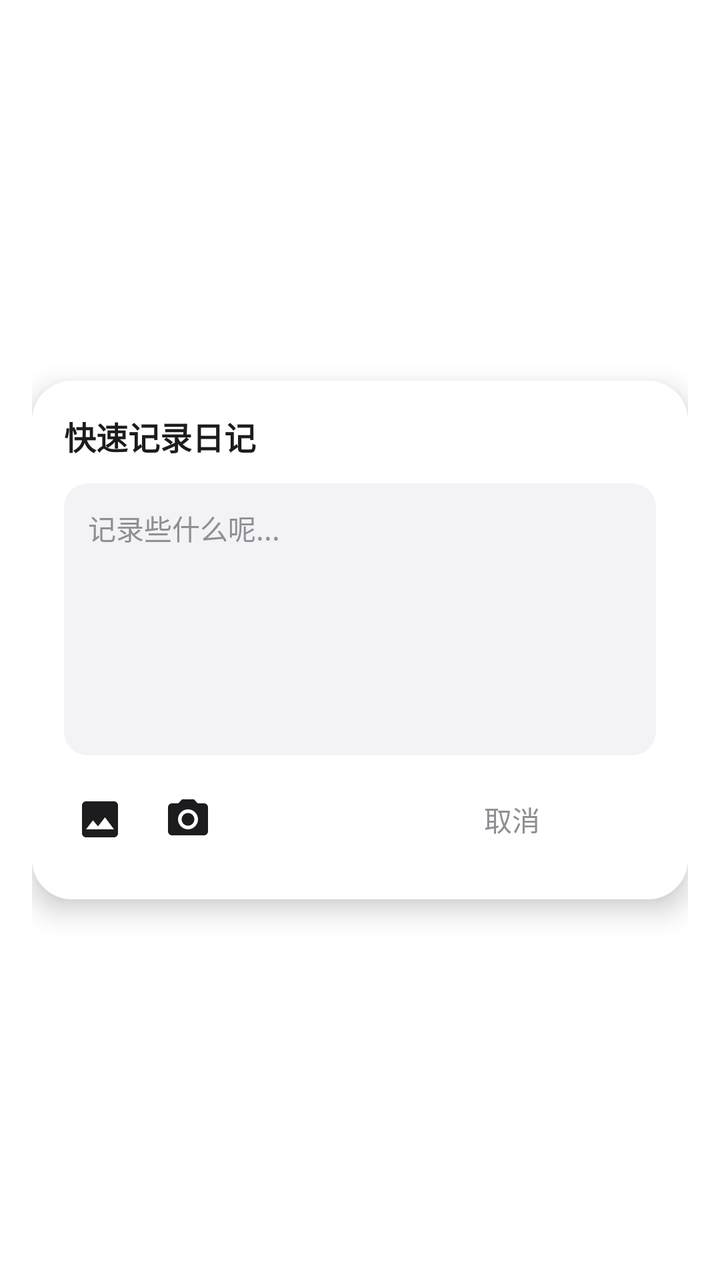
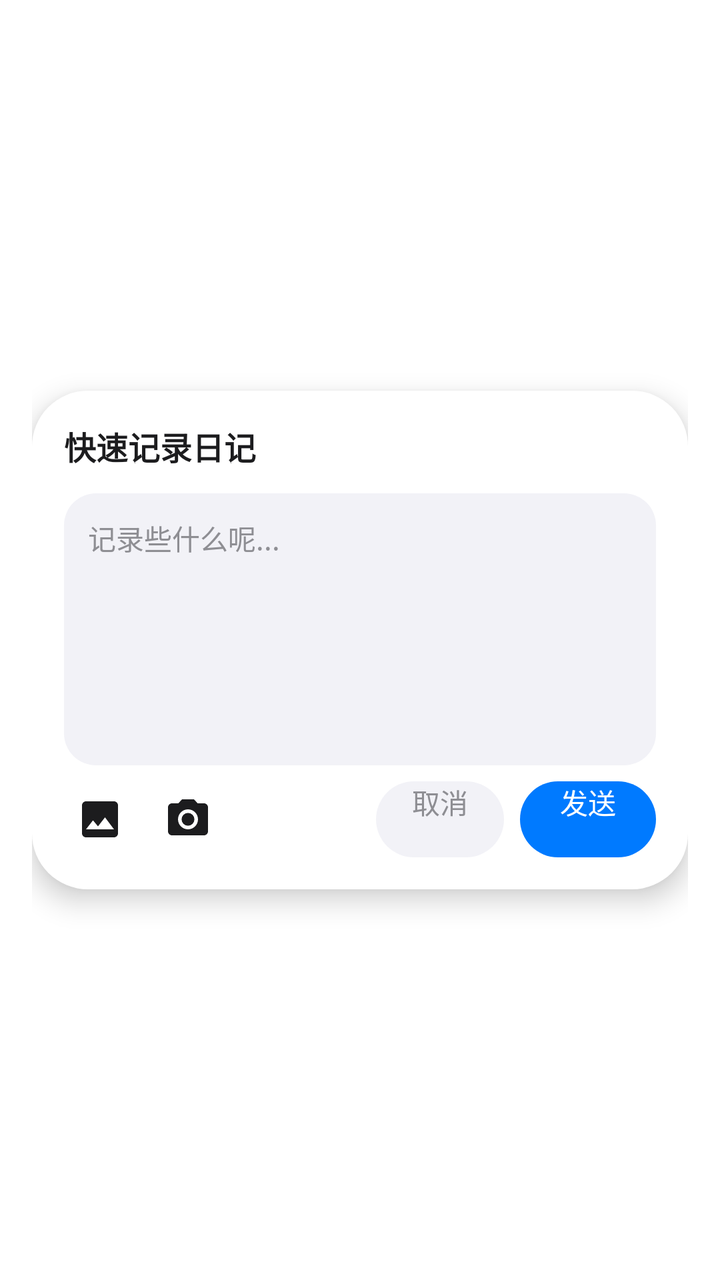

Two renders of the same Android screen: before a commit and after it. Below are the layout's source before the change and the commit's diff.
<!-- AndroidManifest.xml: activity theme WidgetDialogTheme -->
<!-- res/layout/activity_quick_record.xml -->
<?xml version="1.0" encoding="utf-8"?>
<FrameLayout xmlns:android="http://schemas.android.com/apk/res/android"
    android:id="@+id/layout_root"
    android:layout_width="match_parent"
    android:layout_height="match_parent"
    android:padding="16dp">

    
    <LinearLayout
        android:layout_width="match_parent"
        android:layout_height="wrap_content"
        android:layout_gravity="center"
        android:background="@drawable/bg_dialog_card"
        android:orientation="vertical"
        android:padding="16dp"
        android:elevation="8dp"
        android:clickable="true"
        android:focusable="true">

        <TextView
            android:layout_width="wrap_content"
            android:layout_height="wrap_content"
            android:text="快速记录日记"
            android:textColor="@color/dialog_text"
            android:textSize="16sp"
            android:textStyle="bold"
            android:layout_marginBottom="12dp" />

        
        <LinearLayout
            android:id="@+id/layout_input_container"
            android:layout_width="match_parent"
            android:layout_height="136dp"
            android:background="@drawable/bg_dialog_input"
            android:orientation="vertical"
            android:padding="10dp">

            
            <EditText
                android:id="@+id/edit_record_content"
                android:layout_width="match_parent"
                android:layout_height="0dp"
                android:layout_weight="1"
                android:background="@null"
                android:gravity="top|left"
                android:hint="记录些什么呢..."
                android:textColor="@color/dialog_text"
                android:textColorHint="@color/widget_text_secondary"
                android:textSize="14sp"
                android:padding="2dp"
                android:inputType="textMultiLine"
                android:imeOptions="actionDone"
                android:scrollbars="vertical" />

            
            <HorizontalScrollView
                android:id="@+id/scroll_photos_preview"
                android:layout_width="match_parent"
                android:layout_height="wrap_content"
                android:layout_marginTop="6dp"
                android:overScrollMode="never"
                android:scrollbars="none"
                android:visibility="gone">

                <LinearLayout
                    android:id="@+id/container_photos_preview"
                    android:layout_width="wrap_content"
                    android:layout_height="wrap_content"
                    android:orientation="horizontal"
                    android:gravity="center_vertical" />
            </HorizontalScrollView>
        </LinearLayout>

        
        <RelativeLayout
            android:layout_width="match_parent"
            android:layout_height="wrap_content"
            android:layout_marginTop="8dp">

            
            <LinearLayout
                android:layout_width="wrap_content"
                android:layout_height="wrap_content"
                android:orientation="horizontal"
                android:layout_alignParentLeft="true"
                android:layout_centerVertical="true">

                <ImageButton
                    android:id="@+id/btn_dialog_photo"
                    android:layout_width="36dp"
                    android:layout_height="36dp"
                    android:background="?android:attr/selectableItemBackgroundBorderless"
                    android:src="@drawable/ic_gallery"
                    android:contentDescription="选择相册图片"
                    android:scaleType="centerInside" />

                <Space
                    android:layout_width="8dp"
                    android:layout_height="wrap_content" />

                <ImageButton
                    android:id="@+id/btn_dialog_camera"
                    android:layout_width="36dp"
                    android:layout_height="36dp"
                    android:background="?android:attr/selectableItemBackgroundBorderless"
                    android:src="@drawable/ic_camera"
                    android:contentDescription="启动相机拍照"
                    android:scaleType="centerInside" />
            </LinearLayout>

            
            <LinearLayout
                android:layout_width="wrap_content"
                android:layout_height="wrap_content"
                android:orientation="horizontal"
                android:layout_alignParentRight="true"
                android:layout_centerVertical="true">

                <Button
                    android:id="@+id/btn_dialog_cancel"
                    style="?android:attr/borderlessButtonStyle"
                    android:layout_width="wrap_content"
                    android:layout_height="wrap_content"
                    android:text="取消"
                    android:textColor="@color/widget_text_secondary"
                    android:textSize="14sp" />

                <Button
                    android:id="@+id/btn_dialog_send"
                    android:layout_width="wrap_content"
                    android:layout_height="wrap_content"
                    android:backgroundTint="@color/widget_accent"
                    android:text="发送"
                    android:textColor="#FFFFFF"
                    android:textSize="14sp" />
            </LinearLayout>
        </RelativeLayout>
    </LinearLayout>
</FrameLayout>
<!-- resources referenced by this layout -->
<resources>
  <color name="dialog_text">#1C1C1E</color>
  <color name="widget_accent">#007AFF</color>
  <color name="widget_text_secondary">#8E8E93</color>
  <!-- drawable bg_dialog_card (drawable) -->
  <?xml version="1.0" encoding="utf-8"?>
  <shape xmlns:android="http://schemas.android.com/apk/res/android">
      <solid android:color="@color/dialog_bg" />
      <corners android:radius="20dp" />
  </shape>
  <!-- drawable bg_dialog_input (drawable) -->
  <?xml version="1.0" encoding="utf-8"?>
  <shape xmlns:android="http://schemas.android.com/apk/res/android">
      <solid android:color="@color/dialog_input_bg" />
      <corners android:radius="12dp" />
  </shape>
  <!-- drawable ic_camera (drawable) -->
  <vector xmlns:android="http://schemas.android.com/apk/res/android"
      android:width="24dp"
      android:height="24dp"
      android:viewportWidth="24"
      android:viewportHeight="24">
      <path
          android:fillColor="@color/widget_text_primary"
          android:pathData="M12,12m-3.2,0a3.2,3.2 0,1 1,6.4 0a3.2,3.2 0,1 1,-6.4 0 M9,2L7.17,4H4c-1.1,0 -2,0.9 -2,2v12c0,1.1 0.9,2 2,2h16c1.1,0 2,-0.9 2,-2V6c0,-1.1 -0.9,-2 -2,-2h-3.17L15,2H9zM12,17c-2.76,0 -5,-2.24 -5,-5s2.24,-5 5,-5 5,2.24 5,5 -2.24,5 -5,5z" />
  </vector>
  <!-- drawable ic_gallery (drawable) -->
  <vector xmlns:android="http://schemas.android.com/apk/res/android"
      android:width="24dp"
      android:height="24dp"
      android:viewportWidth="24"
      android:viewportHeight="24">
      <path
          android:fillColor="@color/widget_text_primary"
          android:pathData="M19,3H5c-1.1,0 -2,0.9 -2,2v14c0,1.1 0.9,2 2,2h14c1.1,0 2,-0.9 2,-2V5c0,-1.1 -0.9,-2 -2,-2zM8.5,12.5l2.5,3.01L14.5,11l4.5,6H5l3.5,-4.5z" />
  </vector>
  <style name="WidgetDialogTheme" parent="android:Theme.DeviceDefault.Light.NoActionBar">
          <item name="android:windowBackground">@android:color/transparent</item>
          <item name="android:windowIsTranslucent">true</item>
          <item name="android:windowContentOverlay">@null</item>
          <item name="android:windowNoTitle">true</item>
          <item name="android:backgroundDimEnabled">true</item>
          <item name="android:backgroundDimAmount">0.5</item>
      </style>
  <color name="dialog_bg">#FFFFFF</color>
  <color name="dialog_input_bg">#F2F2F7</color>
  <color name="widget_text_primary">#1C1C1E</color>
</resources>

<!-- the commit's change to res/layout/activity_quick_record.xml (unified diff, before → after) -->
@@ -118,18 +118,30 @@
 
                 <Button
                     android:id="@+id/btn_dialog_cancel"
-                    style="?android:attr/borderlessButtonStyle"
                     android:layout_width="wrap_content"
-                    android:layout_height="wrap_content"
+                    android:layout_height="38dp"
+                    android:minHeight="0dp"
+                    android:minWidth="0dp"
+                    android:background="@drawable/bg_dialog_btn_secondary"
+                    android:paddingLeft="18dp"
+                    android:paddingRight="18dp"
                     android:text="取消"
                     android:textColor="@color/widget_text_secondary"
                     android:textSize="14sp" />
 
+                <Space
+                    android:layout_width="8dp"
+                    android:layout_height="wrap_content" />
+
                 <Button
                     android:id="@+id/btn_dialog_send"
                     android:layout_width="wrap_content"
-                    android:layout_height="wrap_content"
-                    android:backgroundTint="@color/widget_accent"
+                    android:layout_height="38dp"
+                    android:minHeight="0dp"
+                    android:minWidth="0dp"
+                    android:background="@drawable/bg_dialog_btn_primary"
+                    android:paddingLeft="20dp"
+                    android:paddingRight="20dp"
                     android:text="发送"
                     android:textColor="#FFFFFF"
                     android:textSize="14sp" />
<!-- resource entries referenced after the edit -->
@@ -1,19 +1,40 @@
 <!-- resources referenced by this layout -->
 <resources>
   <color name="dialog_text">#1C1C1E</color>
-  <color name="widget_accent">#007AFF</color>
   <color name="widget_text_secondary">#8E8E93</color>
+  <!-- drawable bg_dialog_btn_primary (drawable) -->
+  <?xml version="1.0" encoding="utf-8"?>
+  <ripple xmlns:android="http://schemas.android.com/apk/res/android"
+      android:color="#33FFFFFF">
+      <item>
+          <shape android:shape="rectangle">
+              <solid android:color="@color/widget_accent" />
+              <corners android:radius="20dp" />
+          </shape>
+      </item>
+  </ripple>
+  <!-- drawable bg_dialog_btn_secondary (drawable) -->
+  <?xml version="1.0" encoding="utf-8"?>
+  <ripple xmlns:android="http://schemas.android.com/apk/res/android"
+      android:color="#20000000">
+      <item>
+          <shape android:shape="rectangle">
+              <solid android:color="@color/dialog_input_bg" />
+              <corners android:radius="20dp" />
+          </shape>
+      </item>
+  </ripple>
   <!-- drawable bg_dialog_card (drawable) -->
   <?xml version="1.0" encoding="utf-8"?>
   <shape xmlns:android="http://schemas.android.com/apk/res/android">
       <solid android:color="@color/dialog_bg" />
-      <corners android:radius="20dp" />
+      <corners android:radius="28dp" />
   </shape>
   <!-- drawable bg_dialog_input (drawable) -->
   <?xml version="1.0" encoding="utf-8"?>
   <shape xmlns:android="http://schemas.android.com/apk/res/android">
       <solid android:color="@color/dialog_input_bg" />
-      <corners android:radius="12dp" />
+      <corners android:radius="16dp" />
   </shape>
   <!-- drawable ic_camera (drawable) -->
   <vector xmlns:android="http://schemas.android.com/apk/res/android"
@@ -43,8 +64,9 @@
           <item name="android:backgroundDimEnabled">true</item>
           <item name="android:backgroundDimAmount">0.5</item>
       </style>
+  <color name="widget_accent">#007AFF</color>
+  <color name="dialog_input_bg">#F2F2F7</color>
   <color name="dialog_bg">#FFFFFF</color>
-  <color name="dialog_input_bg">#F2F2F7</color>
   <color name="widget_text_primary">#1C1C1E</color>
 </resources>
 
